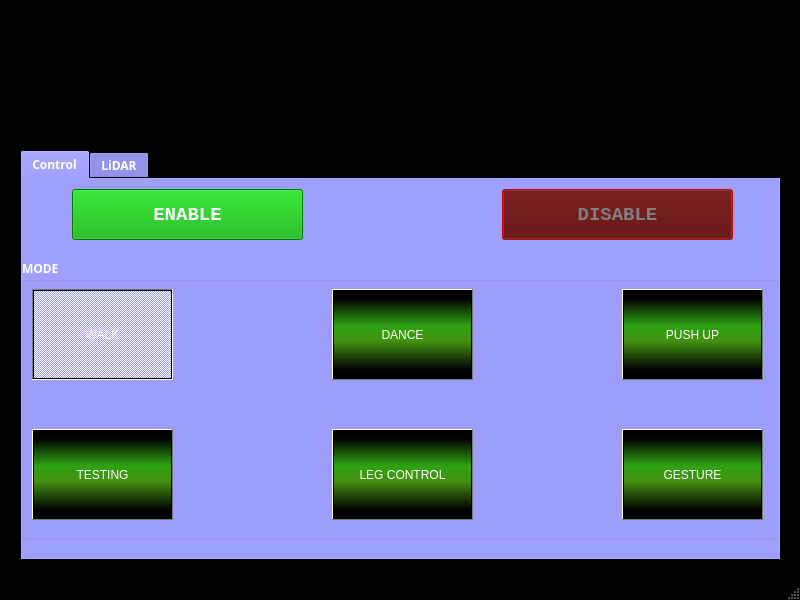
First picture: the form in platform.ui, repository RAMBotsCSU/platform, before the edit.
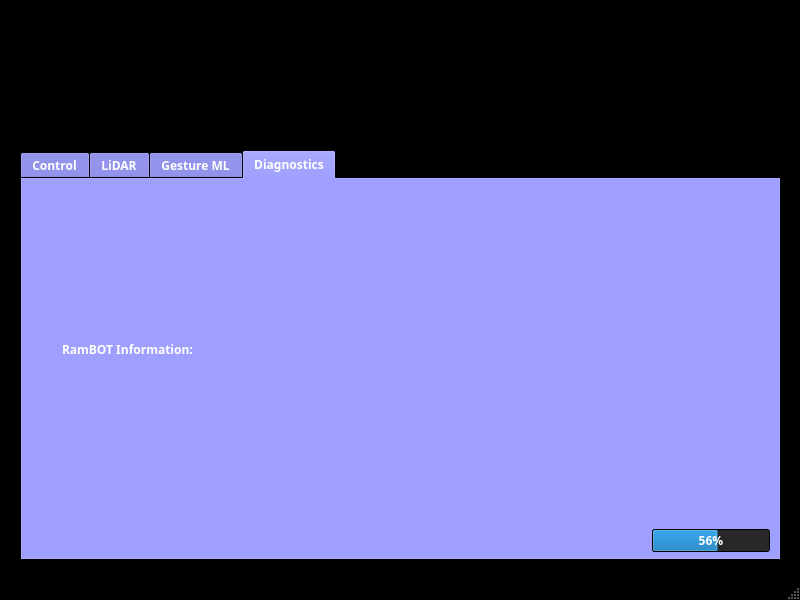
Second picture: the form after the edit. The open tabs and pages were chosen to show the change.

Commit message: new diagnostics tab

```diff
--- a/platform.ui
+++ b/platform.ui
@@ -496,7 +496,7 @@
        <rect>
         <x>0</x>
         <y>80</y>
-        <width>771</width>
+        <width>751</width>
         <height>281</height>
        </rect>
       </property>
@@ -3789,6 +3789,8 @@
        <font>
         <family>Monospace</family>
         <pointsize>14</pointsize>
+        <weight>75</weight>
+        <bold>true</bold>
        </font>
       </property>
       <property name="cursor">
@@ -4277,7 +4279,9 @@
        <font>
         <family>Monospace</family>
         <pointsize>14</pointsize>
+        <weight>75</weight>
         <italic>false</italic>
+        <bold>true</bold>
        </font>
       </property>
       <property name="cursor">
@@ -4321,6 +4325,52 @@
       </property>
      </widget>
     </widget>
+    <widget class="QWidget" name="gesture">
+     <attribute name="title">
+      <string>Gesture ML</string>
+     </attribute>
+     <widget class="QWidget" name="gesture_widget" native="true">
+      <property name="geometry">
+       <rect>
+        <x>10</x>
+        <y>10</y>
+        <width>741</width>
+        <height>371</height>
+       </rect>
+      </property>
+     </widget>
+    </widget>
+    <widget class="QWidget" name="diagnostics">
+     <attribute name="title">
+      <string>Diagnostics</string>
+     </attribute>
+     <widget class="QProgressBar" name="battery">
+      <property name="geometry">
+       <rect>
+        <x>630</x>
+        <y>350</y>
+        <width>118</width>
+        <height>23</height>
+       </rect>
+      </property>
+      <property name="value">
+       <number>56</number>
+      </property>
+     </widget>
+     <widget class="QLabel" name="info">
+      <property name="geometry">
+       <rect>
+        <x>40</x>
+        <y>20</y>
+        <width>701</width>
+        <height>301</height>
+       </rect>
+      </property>
+      <property name="text">
+       <string>RamBOT Information:</string>
+      </property>
+     </widget>
+    </widget>
    </widget>
   </widget>
   <widget class="QStatusBar" name="statusbar"/>
```
The commit also changes 3 other files.
